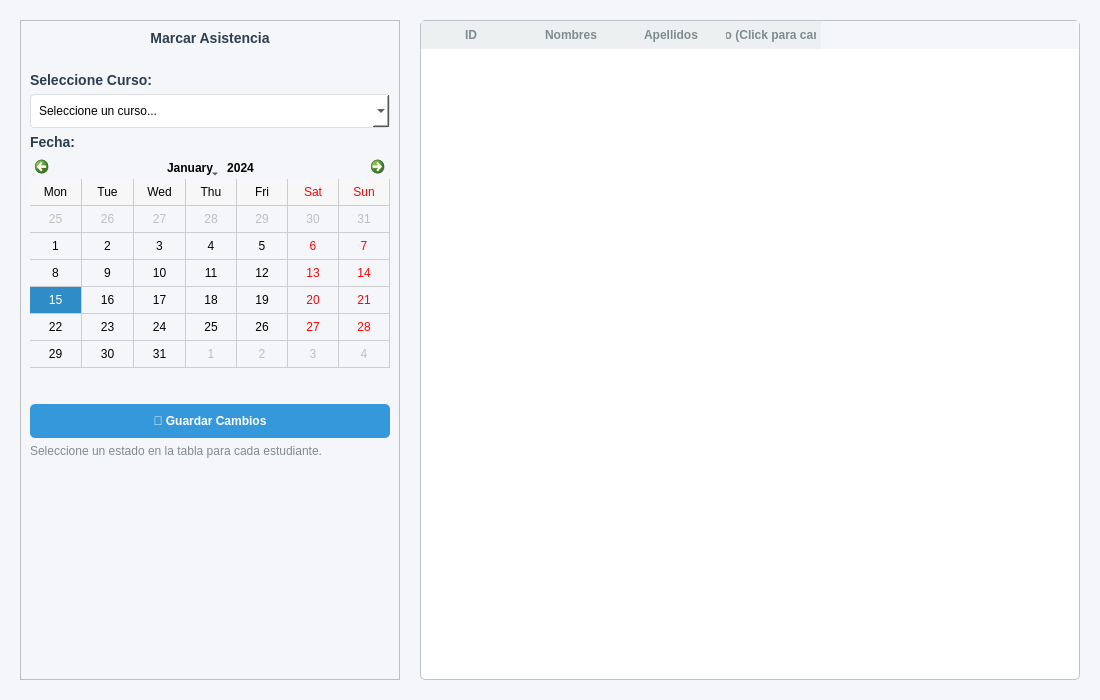
The window that ui/form_asistencia.ui (LordFeitan/registro_notas_colegio) describes before a commit, drawn with Qt 5.
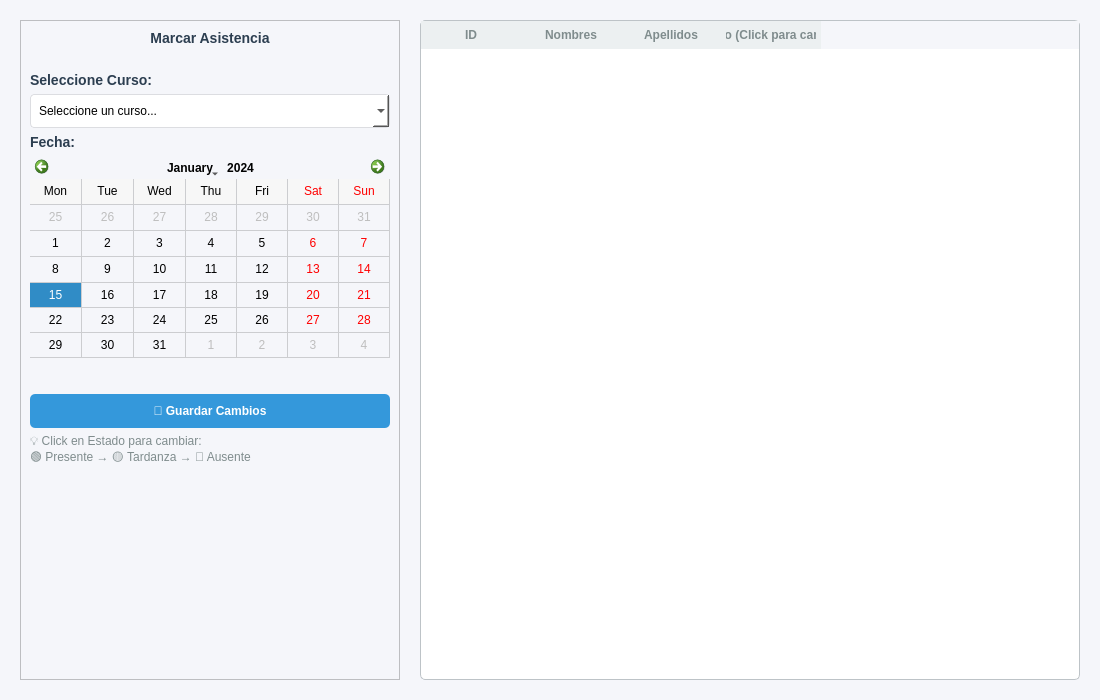
The same window after the commit.

The edit to the form file:
```diff
--- a/ui/form_asistencia.ui
+++ b/ui/form_asistencia.ui
@@ -195,7 +195,8 @@
       <item>
        <widget class="QLabel" name="labelInfo">
         <property name="text">
-         <string>Seleccione un estado en la tabla para cada estudiante.</string>
+         <string>💡 Click en Estado para cambiar:
+🟢 Presente → 🟡 Tardanza → 🔴 Ausente</string>
         </property>
         <property name="wordWrap">
          <bool>true</bool>
```
